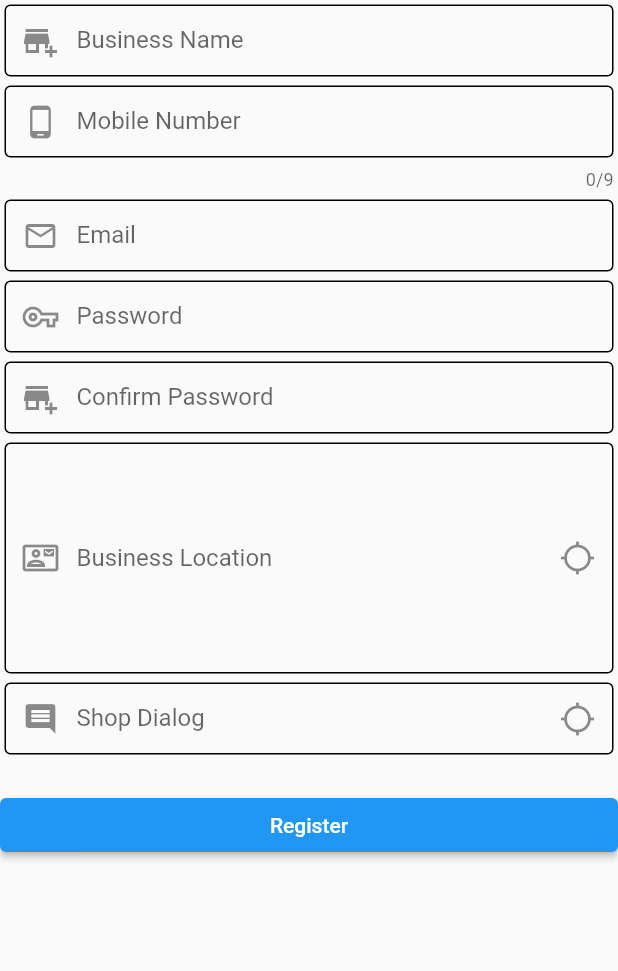
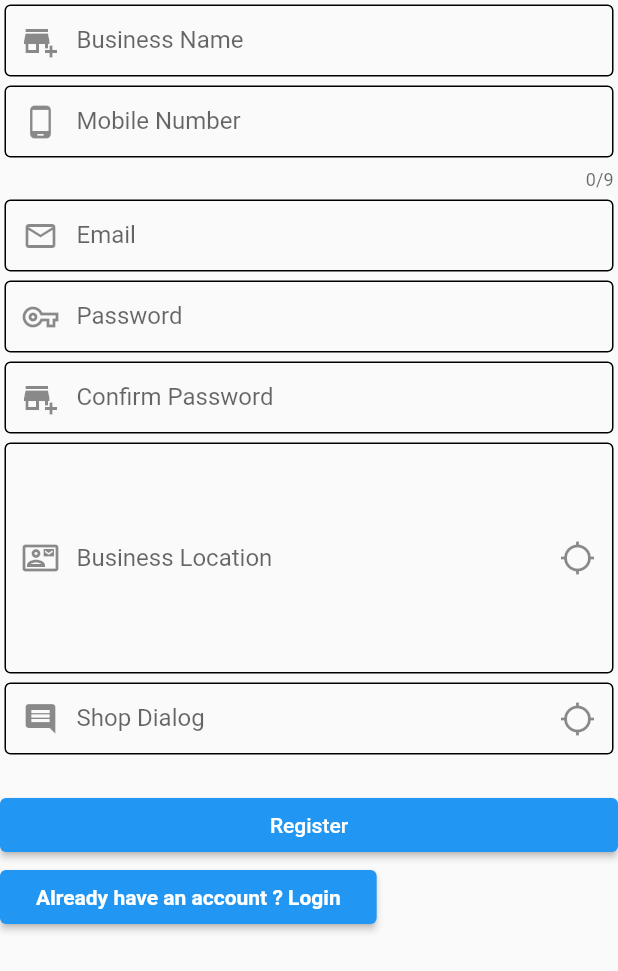
Before and after one commit to AbdallahMabrouck/kiranjaapp_supplier, a Flutter app: the RegisterForm widget shown alone on an empty page, opened directly, on a phone screen of 412 x 824 dp. Shown: the top 971 px of the screen. Run offline on Flutter 3.47's test engine with Material 2 defaults, Android fonts, the phone set to English and light mode, and no system bars; our stand-ins replace cached_network_image, chips_choice, cloud_firestore, csc_picker, email_validator, firebase_auth and 9 more; missing offline and left inert: map_launcher, search_page; accounts and stored records are empty.

Commit message:
modified register form

```diff
--- a/lib/widgets/register_form.dart
+++ b/lib/widgets/register_form.dart
@@ -6,6 +6,7 @@ import 'package:flutter/material.dart';
 import 'package:kiranjaapp_supplier/screens/home_screen.dart';
 import 'package:provider/provider.dart';
 import '../provider/auth_provider.dart';
+import '../screens/login_screen.dart';
 
 class RegisterForm extends StatefulWidget {
   const RegisterForm({super.key});
@@ -350,6 +351,28 @@ class _RegisterFormState extends State<RegisterForm> {
                     ),
                   ],
                 ),
+                Row(
+                  children: [
+                    ElevatedButton(
+                      onPressed: () {
+                        Navigator.pushNamed(context, LoginScreen.id);
+                      },
+                      child: Padding(
+                        padding: const EdgeInsets.all(8.0),
+                        child: RichText(
+                          text: const TextSpan(text: "", children: [
+                            TextSpan(
+                                text: "Already have an account ? ",
+                                style: TextStyle(fontWeight: FontWeight.bold)),
+                            TextSpan(
+                                text: "Login",
+                                style: TextStyle(fontWeight: FontWeight.bold))
+                          ]),
+                        ),
+                      ),
+                    ),
+                  ],
+                ),
               ],
             ),
           );
```
